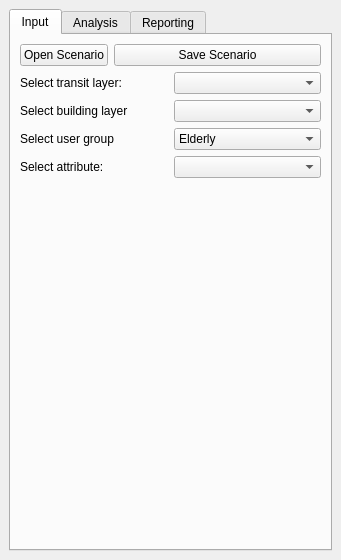
Above: SpatialDecision/spatial_decision_dockwidget_base.ui from Matthie456/Bon_DenDuijn before the change. Below: the same form after it.
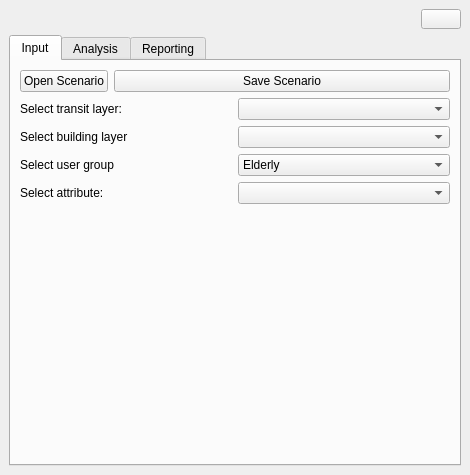
That is the form after the change. Icons and pictures are not drawn.

Commit message: UI: tried to make a 'wiki' button. Not sure if the icon is appearing. Changed the plugin icon Let's see what happens

What changed in the file:
```diff
--- a/SpatialDecision/spatial_decision_dockwidget_base.ui
+++ b/SpatialDecision/spatial_decision_dockwidget_base.ui
@@ -6,8 +6,8 @@
    <rect>
     <x>0</x>
     <y>0</y>
-    <width>341</width>
-    <height>560</height>
+    <width>470</width>
+    <height>475</height>
    </rect>
   </property>
   <property name="windowTitle">
@@ -15,6 +15,49 @@
   </property>
   <widget class="QWidget" name="dockWidgetContents">
    <layout class="QVBoxLayout" name="verticalLayout_4">
+    <item>
+     <layout class="QGridLayout" name="gridLayout">
+      <item row="0" column="0">
+       <spacer name="horizontalSpacer_2">
+        <property name="orientation">
+         <enum>Qt::Horizontal</enum>
+        </property>
+        <property name="sizeHint" stdset="0">
+         <size>
+          <width>40</width>
+          <height>20</height>
+         </size>
+        </property>
+       </spacer>
+      </item>
+      <item row="0" column="1">
+       <widget class="QPushButton" name="wikipushButton">
+        <property name="minimumSize">
+         <size>
+          <width>16</width>
+          <height>16</height>
+         </size>
+        </property>
+        <property name="toolTip">
+         <string>&lt;html&gt;&lt;head/&gt;&lt;body&gt;&lt;p&gt;Go to the wiki page of 'Harry'&lt;/p&gt;&lt;/body&gt;&lt;/html&gt;</string>
+        </property>
+        <property name="text">
+         <string/>
+        </property>
+        <property name="icon">
+         <iconset>
+          <normaloff>icons/question.png</normaloff>icons/question.png</iconset>
+        </property>
+        <property name="iconSize">
+         <size>
+          <width>16</width>
+          <height>16</height>
+         </size>
+        </property>
+       </widget>
+      </item>
+     </layout>
+    </item>
     <item>
      <widget class="QTabWidget" name="sampleWidgets">
       <property name="currentIndex">
@@ -24,26 +67,21 @@
        <attribute name="title">
         <string>Input</string>
        </attribute>
-       <layout class="QVBoxLayout" name="verticalLayout_2">
-        <item>
-         <layout class="QFormLayout" name="formLayout">
-          <item row="0" column="0">
-           <widget class="QPushButton" name="openScenarioButton">
-            <property name="text">
-             <string>Open Scenario</string>
-            </property>
-           </widget>
-          </item>
-          <item row="0" column="1">
-           <widget class="QPushButton" name="saveScenarioButton">
-            <property name="text">
-             <string>Save Scenario</string>
-            </property>
-           </widget>
-          </item>
-         </layout>
+       <layout class="QGridLayout" name="gridLayout_2">
+        <item row="2" column="0">
+         <spacer name="verticalSpacer">
+          <property name="orientation">
+           <enum>Qt::Vertical</enum>
+          </property>
+          <property name="sizeHint" stdset="0">
+           <size>
+            <width>20</width>
+            <height>40</height>
+           </size>
+          </property>
+         </spacer>
         </item>
-        <item>
+        <item row="1" column="0">
          <layout class="QGridLayout" name="gridLayout_3" columnstretch="0,0">
           <item row="1" column="1">
            <widget class="QComboBox" name="buildingCentroidsCombo"/>
@@ -103,18 +141,23 @@
           </item>
          </layout>
         </item>
-        <item>
-         <spacer name="verticalSpacer">
-          <property name="orientation">
-           <enum>Qt::Vertical</enum>
-          </property>
-          <property name="sizeHint" stdset="0">
-           <size>
-            <width>20</width>
-            <height>40</height>
-           </size>
-          </property>
-         </spacer>
+        <item row="0" column="0">
+         <layout class="QFormLayout" name="formLayout">
+          <item row="0" column="0">
+           <widget class="QPushButton" name="openScenarioButton">
+            <property name="text">
+             <string>Open Scenario</string>
+            </property>
+           </widget>
+          </item>
+          <item row="0" column="1">
+           <widget class="QPushButton" name="saveScenarioButton">
+            <property name="text">
+             <string>Save Scenario</string>
+            </property>
+           </widget>
+          </item>
+         </layout>
         </item>
        </layout>
       </widget>
```
Left out of the diff: 2 changed lines with no effect on the pictures. The commit also changes 7 other files.
